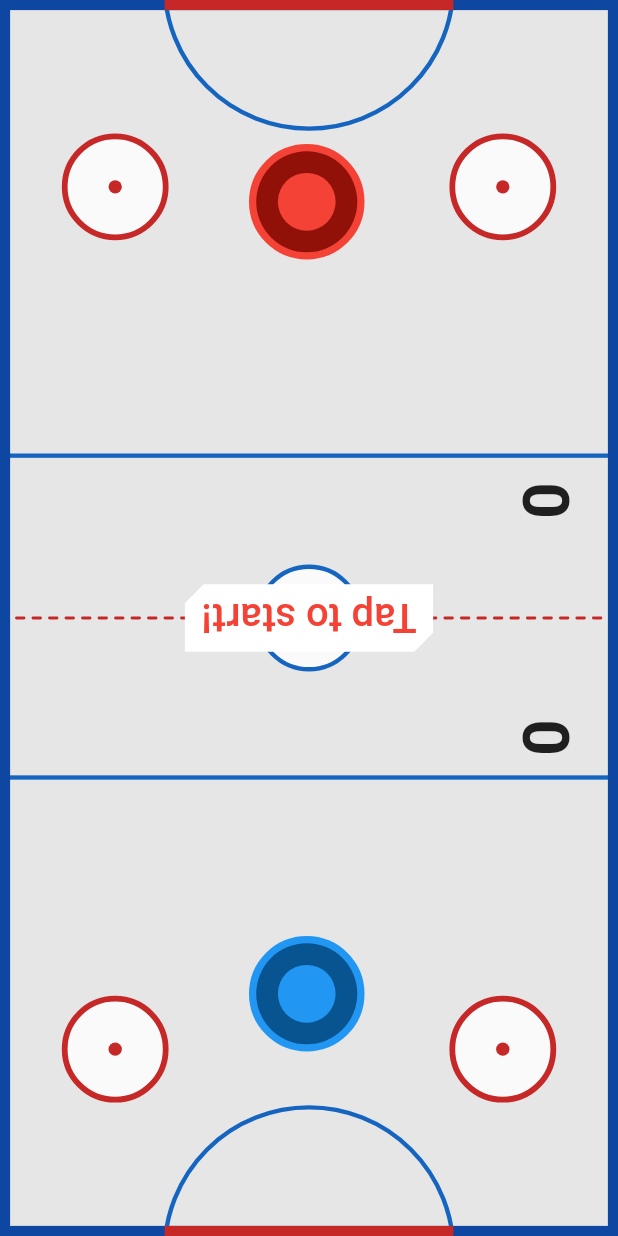
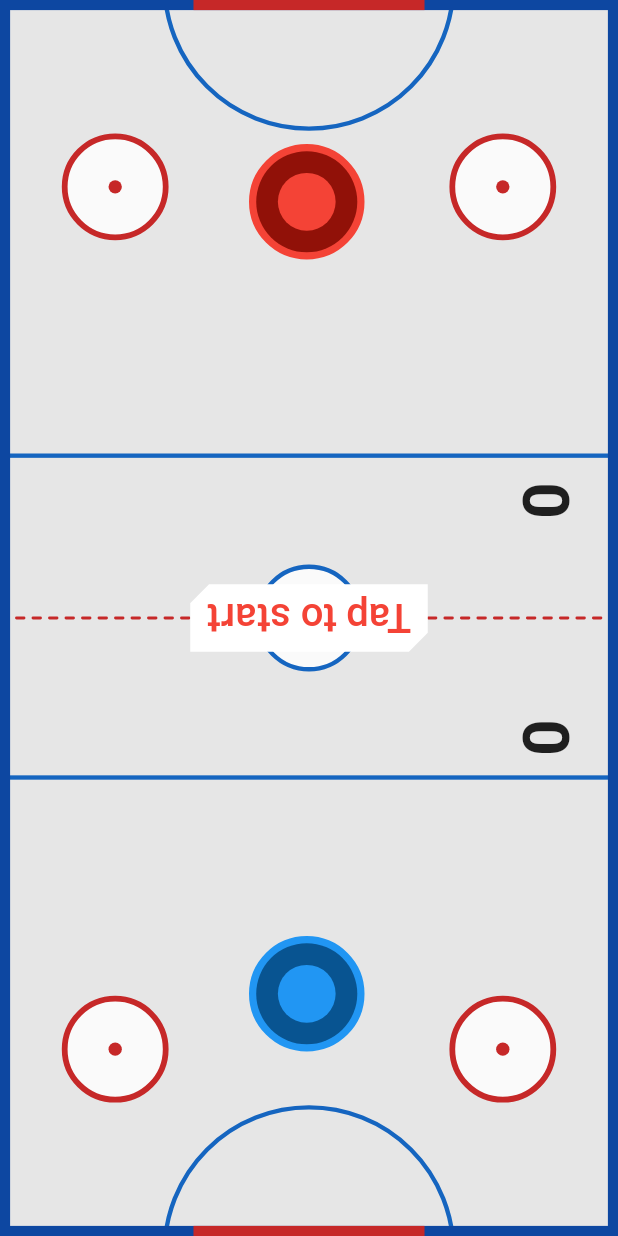
Before and after one commit to hngx-org/team-hurricane-hockey, a Flutter app: the screen it shows after launch, after a tap on "VS PLAYER 2", on a phone screen of 412 x 824 dp. Run offline on Flutter 3.47's test engine with Material 2 defaults, Android fonts, the phone set to English and light mode, and no system bars; our stand-ins replace animate_do, audioplayers, cloud_firestore, firebase_auth, firebase_core, flutter_screenutil and 4 more; accounts and stored records are empty; statements that could not run were skipped.

Commit message:
chore: update UI and reduce win score

```diff
--- a/lib/screens/game_screen.dart
+++ b/lib/screens/game_screen.dart
@@ -168,7 +168,7 @@ class _MyHomePageState extends State<GameScreen> {
   double lastKnownOppX = 0;
   double lastKnownOppY = 0;
 
-  final goalWidth = 200.0.w;
+  final goalWidth = 160.0.w;
 
   gridSizingFunction({
     required double left,
@@ -211,7 +211,7 @@ class _MyHomePageState extends State<GameScreen> {
   late final double tableWidth;
 
   // Start text attributes
-  String textStart = 'Tap to start!';
+  String textStart = 'Tap to start';
   final textStartHeight = 120.0.h;
   final textStartWidth = 480.0.w;
   double textStartFontSize = 30.0.sp;
@@ -333,7 +333,7 @@ class _MyHomePageState extends State<GameScreen> {
   bool showStartText = true;
   late double distanceBall2P1;
   late double distanceBall2P2;
-  int gameEndsAt = 10;
+  int gameEndsAt = 7;
   Offset? previousPoint;
 
   void nextRound(String player) {
--- a/lib/screens/home_menu.dart
+++ b/lib/screens/home_menu.dart
@@ -439,7 +439,7 @@ class _HomeMenuState extends State<HomeMenu> with WidgetsBindingObserver {
                               );
                             },
                             child: Text(
-                              'Settings',
+                              'SETTINGS',
                               style: Theme.of(context).textTheme.labelMedium,
                             ),
                           ),
```
